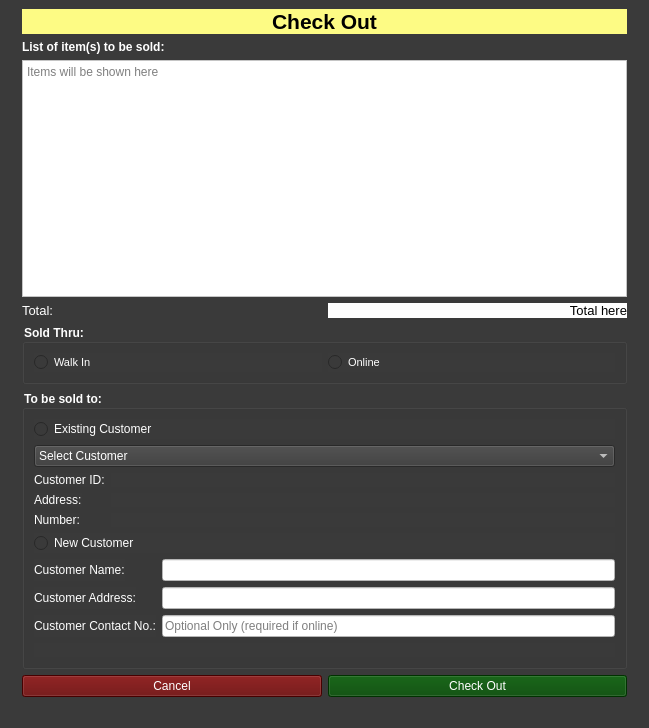
Before: the Qt Designer form Checkout_Page.ui in Aenan05/MAXPC, drawn with Qt 5.
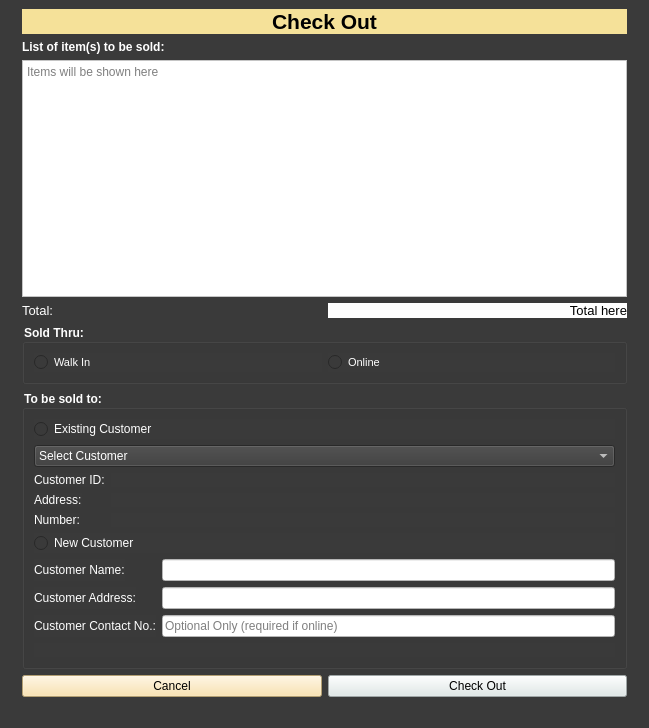
After: the same form once the commit is applied.

What changed in the file:
```diff
--- a/Checkout_Page.ui
+++ b/Checkout_Page.ui
@@ -338,8 +338,8 @@
           <item>
            <widget class="QPushButton" name="btnCancel">
             <property name="styleSheet">
-             <string notr="true">background-color: rgb(99, 0, 0);
-color: rgb(255, 255, 255);</string>
+             <string notr="true">background-color:#fade9f;
+</string>
             </property>
             <property name="text">
              <string>Cancel</string>
@@ -349,8 +349,9 @@
           <item>
            <widget class="QPushButton" name="btnChckOut">
             <property name="styleSheet">
-             <string notr="true">background-color: rgb(0, 70, 0);
-color: rgb(255, 255, 255);</string>
+             <string notr="true">background-color: rgb(253, 251, 132);
+background-color: #dfe9e8;
+</string>
             </property>
             <property name="text">
              <string>Check Out</string>
@@ -371,7 +372,8 @@
          </font>
         </property>
         <property name="styleSheet">
-         <string notr="true">background-color: rgb(253, 251, 132);</string>
+         <string notr="true">background-color:#f5e199;
+</string>
         </property>
         <property name="text">
          <string>Check Out</string>
```
Left out of the diff: 2 changed lines with no effect on the pictures.
